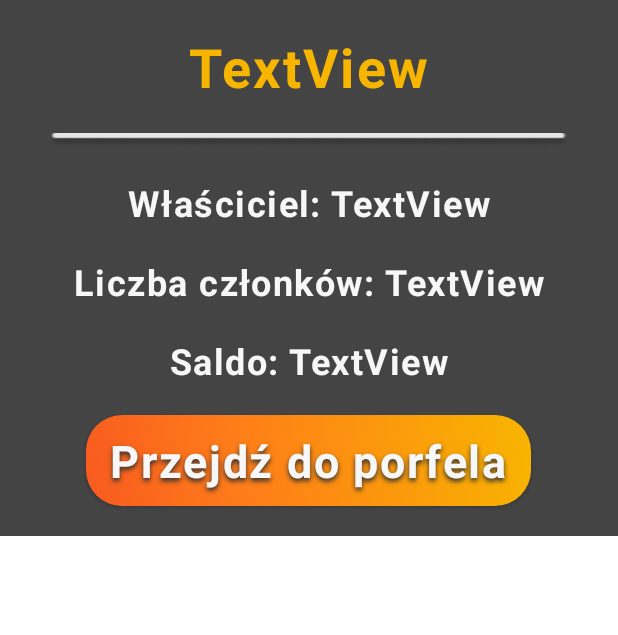
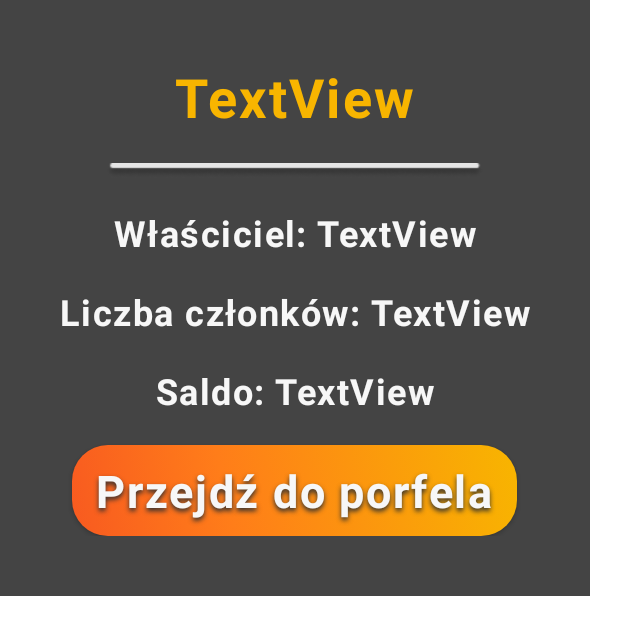
Before and after one commit to kingachwaleba/expense-management-system, an Android app: the layout wallet_element.xml on its own in the app's theme, with its tools: preview values and no code run, on a phone screen of 412 x 824 dp. Shown: the top 635 px of the screen. Run offline under Robolectric (Android 15) with nearby library versions, the phone set to English and light mode, and no system bars; network calls fail.

Commit message:
Reformat wallet_element layout

```diff
--- a/mobile/app/src/main/res/layout/wallet_element.xml
+++ b/mobile/app/src/main/res/layout/wallet_element.xml
@@ -1,26 +1,20 @@
 <?xml version="1.0" encoding="utf-8"?>
-<androidx.constraintlayout.widget.ConstraintLayout xmlns:android="http://schemas.android.com/apk/res/android"
+<LinearLayout xmlns:android="http://schemas.android.com/apk/res/android"
     xmlns:tools="http://schemas.android.com/tools"
-    android:layout_width="match_parent"
+    android:layout_width="wrap_content"
     android:layout_height="wrap_content"
+    android:padding="40dp"
+    android:orientation="vertical"
+    android:gravity="center"
     xmlns:app="http://schemas.android.com/apk/res-auto"
     android:background="@color/dark_gray"
-
     >
 
-    <LinearLayout
-        android:id="@+id/main_layout"
-        android:layout_width="match_parent"
-        android:layout_height="match_parent"
-        android:orientation="vertical"
-        android:gravity="center"
-      >
 
         <TextView
             android:id="@+id/textView"
             android:layout_width="wrap_content"
             android:layout_height="wrap_content"
-            android:layout_marginTop="20dp"
             android:textAppearance="@style/label"
             android:textSize="36sp"
             android:textColor="@color/yellow"
@@ -117,14 +111,11 @@
             android:id="@+id/button"
             android:layout_width="wrap_content"
             android:layout_height="wrap_content"
-            android:layout_marginBottom="20dp"
             android:background="@drawable/button"
             android:text="Przejdź do porfela"
             android:textAppearance="@style/button_style"
             android:textColor="@color/light_gray"
             app:backgroundTint="@null" />
 
-    </LinearLayout>
 
-
-</androidx.constraintlayout.widget.ConstraintLayout>
+</LinearLayout>
```
